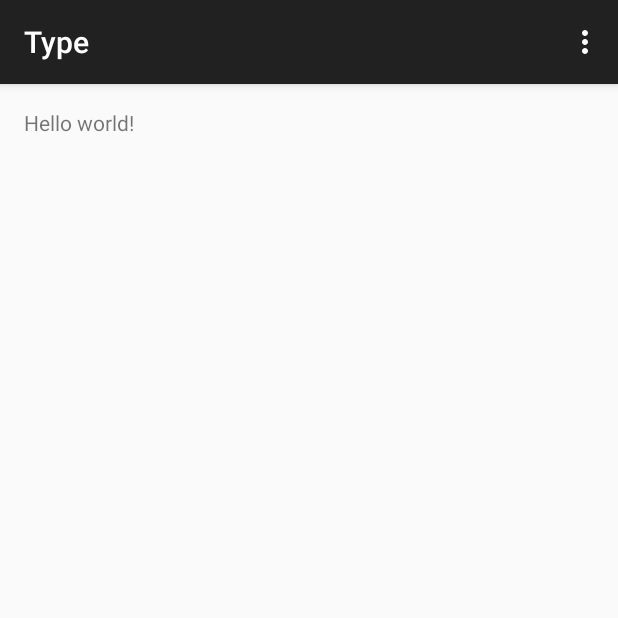
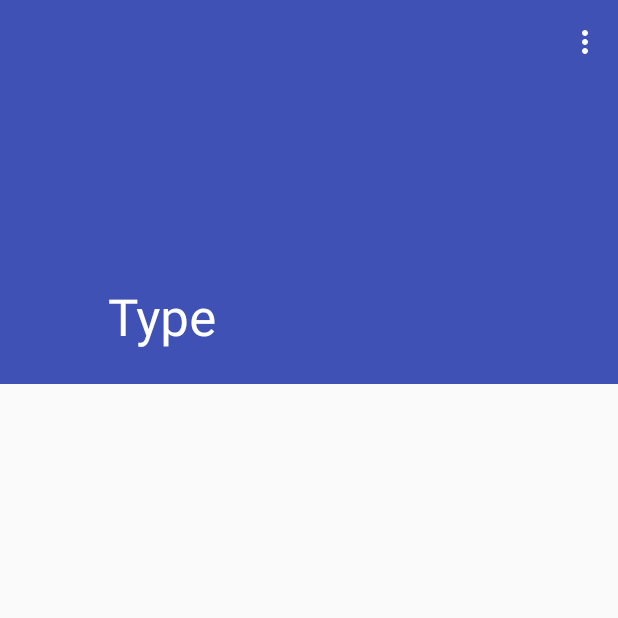
Before and after one commit to TheUserFormerlyKnownAsBendix/Capstone-Project, an Android app: the screen it shows after launch (MainActivity), on a phone screen of 412 x 824 dp, the top half of it. Run offline under Robolectric (Android 15) with nearby library versions, the phone set to English and light mode, and no system bars.

Commit message:
Added libraries.

```diff
--- a/app/build.gradle
+++ b/app/build.gradle
@@ -22,4 +22,8 @@ android {
 dependencies {
     compile fileTree(dir: 'libs', include: ['*.jar'])
     compile 'com.android.support:appcompat-v7:23.1.0'
+    compile 'com.google.android.gms:play-services:8.3.0'
+    compile 'com.android.support:recyclerview-v7:23.1.0'
+    compile 'com.android.support:design:23.1.0'
+    compile 'com.android.support:cardview-v7:23.1.0'
 }
--- a/app/src/main/java/at/dingbat/type/MainActivity.java
+++ b/app/src/main/java/at/dingbat/type/MainActivity.java
@@ -2,16 +2,24 @@ package at.dingbat.type;
 
 import android.support.v7.app.ActionBarActivity;
 import android.os.Bundle;
+import android.support.v7.widget.Toolbar;
 import android.view.Menu;
 import android.view.MenuItem;
 
 
 public class MainActivity extends ActionBarActivity {
 
+    private Toolbar toolbar;
+
     @Override
     protected void onCreate(Bundle savedInstanceState) {
         super.onCreate(savedInstanceState);
         setContentView(R.layout.activity_main);
+
+        toolbar = (Toolbar) findViewById(R.id.activity_main_toolbar);
+        setSupportActionBar(toolbar);
+
+
     }
 
     @Override
--- a/app/src/main/res/layout/activity_main.xml
+++ b/app/src/main/res/layout/activity_main.xml
@@ -1,11 +1,34 @@
-<RelativeLayout xmlns:android="http://schemas.android.com/apk/res/android"
-    xmlns:tools="http://schemas.android.com/tools" android:layout_width="match_parent"
-    android:layout_height="match_parent" android:paddingLeft="@dimen/activity_horizontal_margin"
-    android:paddingRight="@dimen/activity_horizontal_margin"
-    android:paddingTop="@dimen/activity_vertical_margin"
-    android:paddingBottom="@dimen/activity_vertical_margin" tools:context=".MainActivity">
+<android.support.design.widget.CoordinatorLayout
+    xmlns:android="http://schemas.android.com/apk/res/android"
+    xmlns:tools="http://schemas.android.com/tools"
+    xmlns:app="http://schemas.android.com/apk/res-auto"
+    android:layout_width="match_parent"
+    android:layout_height="match_parent"
+    tools:context=".MainActivity"
+    android:fitsSystemWindows="true">
 
-    <TextView android:text="@string/hello_world" android:layout_width="wrap_content"
-        android:layout_height="wrap_content" />
+    <android.support.design.widget.AppBarLayout
+        android:layout_width="match_parent"
+        android:layout_height="256dp"
+        android:fitsSystemWindows="true">
 
-</RelativeLayout>
+        <android.support.design.widget.CollapsingToolbarLayout
+            android:layout_width="match_parent"
+            android:layout_height="match_parent"
+            app:layout_scrollFlags="scroll|exitUntilCollapsed"
+            app:expandedTitleMarginStart="72dp"
+            android:fitsSystemWindows="true">
+
+            <android.support.v7.widget.Toolbar
+                android:id="@+id/activity_main_toolbar"
+                android:layout_width="match_parent"
+                android:layout_height="?attr/actionBarSize"
+                app:layout_collapseMode="pin"
+                android:theme="@style/ToolbarTheme"
+                android:popupTheme="@style/AppTheme"/>
+
+        </android.support.design.widget.CollapsingToolbarLayout>
+
+    </android.support.design.widget.AppBarLayout>
+
+</android.support.design.widget.CoordinatorLayout>
--- /dev/null
+++ b/app/src/main/res/values/colors.xml
@@ -0,0 +1,16 @@
+<?xml version="1.0" encoding="utf-8"?>
+<resources>
+    <color name="primary_material_dark">#3f51b5</color>
+    <color name="primary_dark_material_dark">#303f9f</color>
+    <color name="accent_material_light">#ffd600</color>
+
+    <color name="black">#000</color>
+    <color name="white">#FFF</color>
+    <color name="primary_material_light">#3f51b5</color>
+    <color name="primary_dark_material_light">#303f9f</color>
+    <color name="primary_text_default_material_light">#deffffff</color>
+    <color name="primary_text_material_light">#ffffff</color>
+    <color name="primary_text_material_dark">#000000</color>
+    <color name="foreground_material_light">#ffffff</color>
+    <color name="secondary_text_material_light">#ffffff</color>
+</resources>
--- a/app/src/main/res/values/styles.xml
+++ b/app/src/main/res/values/styles.xml
@@ -1,8 +1,17 @@
 <resources>
 
     <!-- Base application theme. -->
-    <style name="AppTheme" parent="Theme.AppCompat.Light.DarkActionBar">
+    <style name="AppTheme" parent="Theme.AppCompat.Light.NoActionBar">
         <!-- Customize your theme here. -->
+        <item name="android:textColorPrimary">@color/primary_text_material_light</item>
+        <item name="android:textColorPrimaryInverse">@color/primary_text_material_dark</item>
+    </style>
+
+    <style name="ToolbarTheme" parent="Theme.AppCompat.Light.NoActionBar">
+        <item name="android:textColorPrimary">@color/primary_text_material_light</item>
+        <item name="android:textColorPrimaryInverse">@color/primary_text_material_dark</item>
+        <item name="android:colorForeground">@color/foreground_material_light</item>
+        <item name="android:textColorSecondary">@color/secondary_text_material_light</item>
     </style>
 
 </resources>
```
Also changed, not shown: 1 other file.
